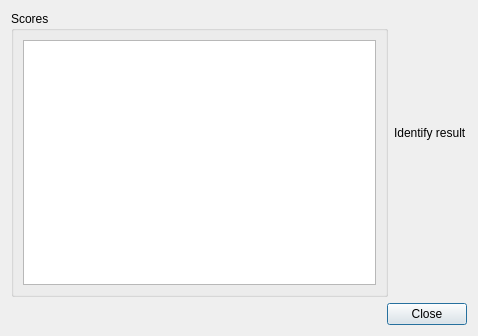
This is src/appDemo/src/dlgidentifyresult.ui in stepanmracek/face as Qt 5 draws it before an edit. The edited form follows.
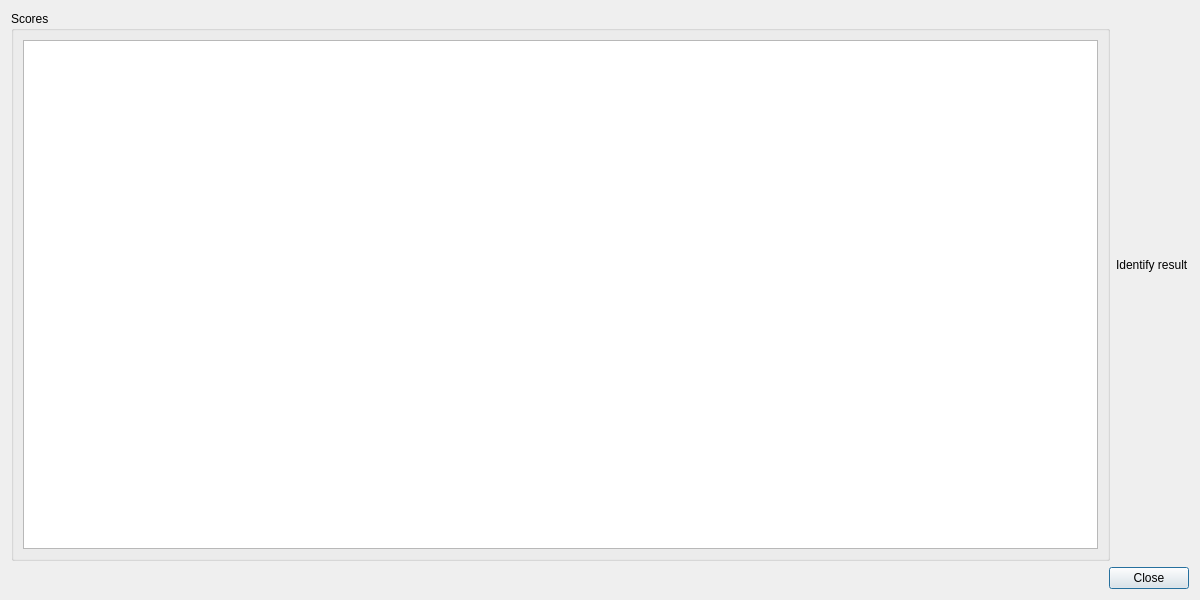
This is the edited form.

Diff of the .ui file:
```diff
--- a/src/appDemo/src/dlgidentifyresult.ui
+++ b/src/appDemo/src/dlgidentifyresult.ui
@@ -6,8 +6,8 @@
    <rect>
     <x>0</x>
     <y>0</y>
-    <width>478</width>
-    <height>336</height>
+    <width>1200</width>
+    <height>600</height>
    </rect>
   </property>
   <property name="windowTitle">
```
